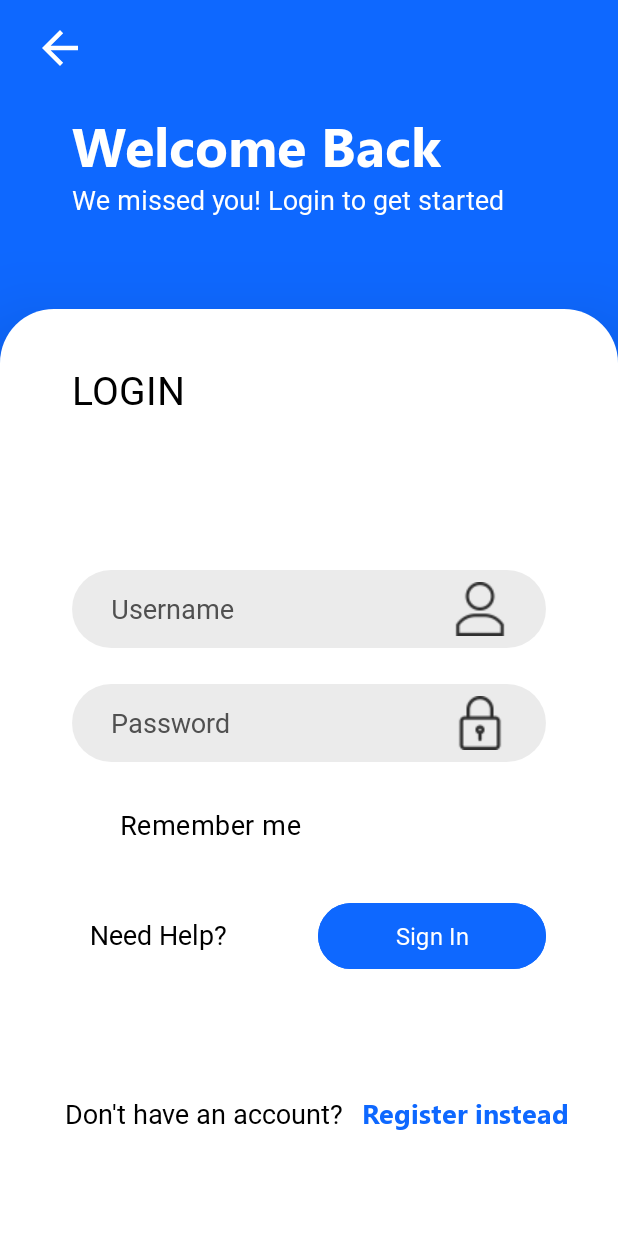
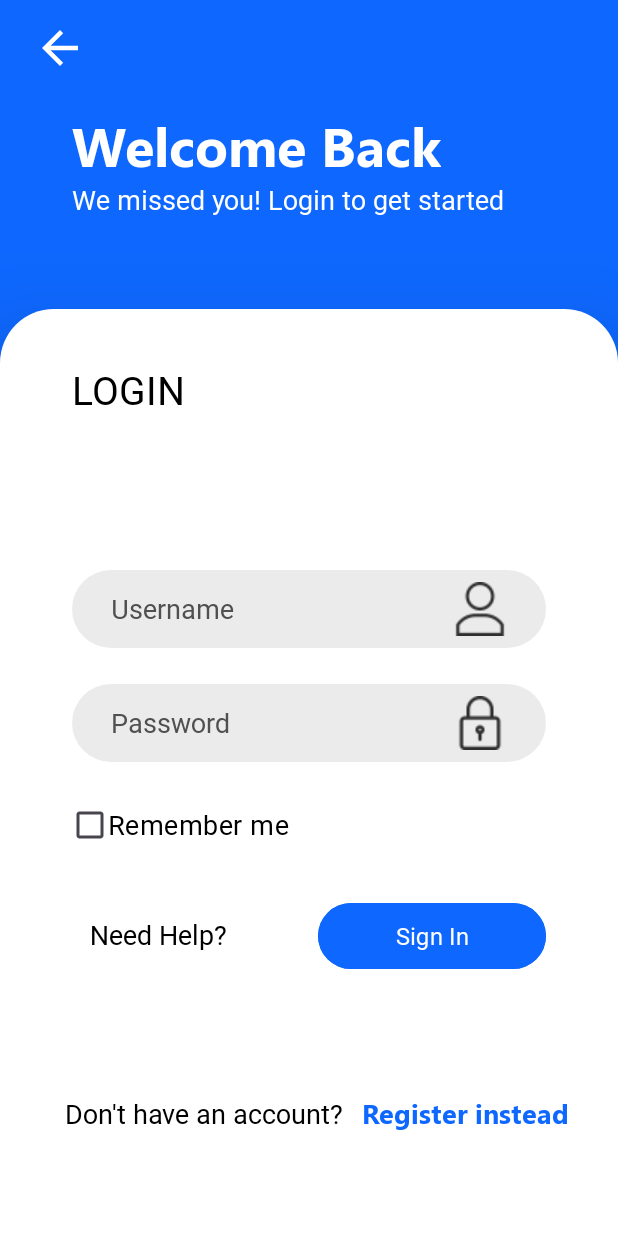
Before and after one commit to Piyush98906/chaq_sentiment, an Android app: the screen it shows after launch (MainActivity), on a phone screen of 412 x 824 dp. Run offline under Robolectric (Android 15) with nearby library versions, the phone set to English and light mode, and no system bars; Roboto replaces fonts that are not available here.

Commit message:
this is my first

```diff
--- /dev/null
+++ b/app/src/main/res/drawable/baseline_check_box_24.xml
@@ -0,0 +1,5 @@
+<vector xmlns:android="http://schemas.android.com/apk/res/android" android:height="24dp" android:tint="@color/colorPrimary" android:viewportHeight="24" android:viewportWidth="24" android:width="24dp">
+
+    <path android:fillColor="@android:color/white" android:pathData="M19,3L5,3c-1.11,0 -2,0.9 -2,2v14c0,1.1 0.89,2 2,2h14c1.11,0 2,-0.9 2,-2L21,5c0,-1.1 -0.89,-2 -2,-2zM10,17l-5,-5 1.41,-1.41L10,14.17l7.59,-7.59L19,8l-9,9z"/>
+
+</vector>
--- a/app/src/main/res/drawable/baseline_check_box_outline_blank_24.xml
+++ b/app/src/main/res/drawable/baseline_check_box_outline_blank_24.xml
@@ -1,4 +1,4 @@
-<vector xmlns:android="http://schemas.android.com/apk/res/android" android:height="24dp" android:tint="#000000" android:viewportHeight="24" android:viewportWidth="24" android:width="24dp">
+<vector xmlns:android="http://schemas.android.com/apk/res/android" android:height="24dp" android:tint="@color/colorPrimary" android:viewportHeight="24" android:viewportWidth="24" android:width="24dp">
 
     <path android:fillColor="@android:color/white" android:pathData="M19,5v14H5V5h14m0,-2H5c-1.1,0 -2,0.9 -2,2v14c0,1.1 0.9,2 2,2h14c1.1,0 2,-0.9 2,-2V5c0,-1.1 -0.9,-2 -2,-2z"/>
 
--- a/app/src/main/res/drawable/tick.xml
+++ b/app/src/main/res/drawable/tick.xml
@@ -1,6 +1,6 @@
 <selector xmlns:android="http://schemas.android.com/apk/res/android">
 <!-- Checked state -->
-<item android:drawable="@drawable/baseline_check_24" android:state_checked="true" />
+<item android:drawable="@drawable/baseline_check_box_24" android:state_checked="true" />
 <!-- Default state (unchecked) -->
-<item android:drawable="@drawable/ic_check_box_unchecked" />
+<item android:drawable="@drawable/baseline_check_box_outline_blank_24" />
 </selector>
--- a/app/src/main/res/layout/activity_main.xml
+++ b/app/src/main/res/layout/activity_main.xml
@@ -107,6 +107,7 @@
                 android:text="Remember me"
                 android:textColor="@color/colorTextBlack"
                 android:buttonTint="@color/chec"
+                android:button="@drawable/tick"
                 android:textSize="18sp" />
 
 
```
Also changed, not shown: app/src/main/res/drawable/baseline_check_24.xml (deleted, +0 -9 lines).
